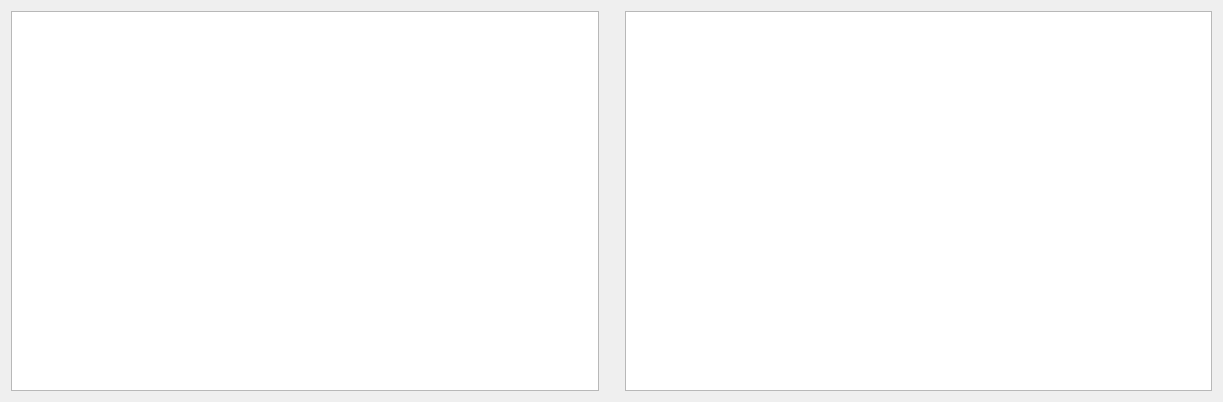
Qt form src/AnnotationTimeline/timeline.ui (SailorMoose/HCI-Project2020) before a commit.
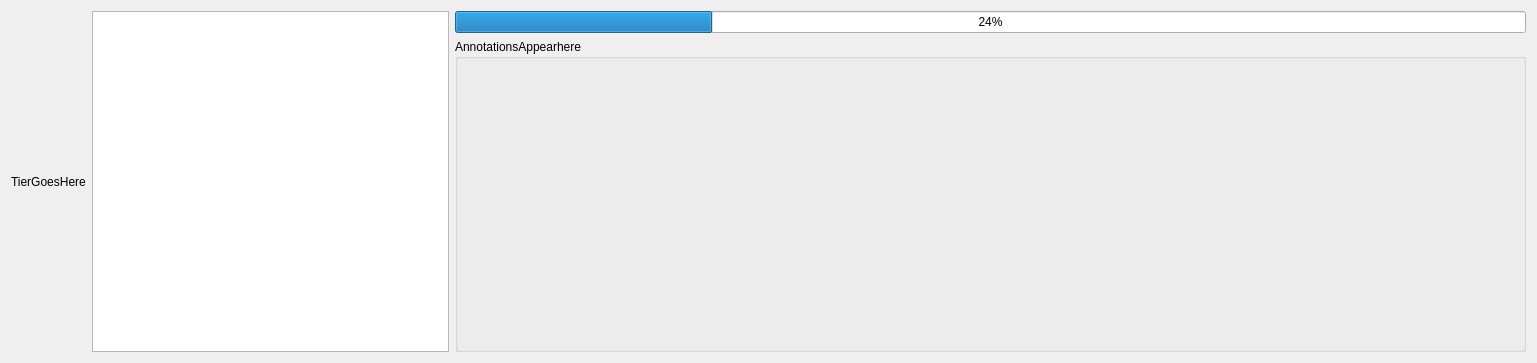
The same form after that commit.

Commit message: Prototyped a timeline - appearance wise that is

What changed in the file:
```diff
--- a/src/AnnotationTimeline/timeline.ui
+++ b/src/AnnotationTimeline/timeline.ui
@@ -6,46 +6,49 @@
    <rect>
     <x>0</x>
     <y>0</y>
-    <width>1223</width>
-    <height>402</height>
+    <width>1537</width>
+    <height>363</height>
    </rect>
   </property>
   <property name="windowTitle">
    <string>Form</string>
   </property>
-  <layout class="QGridLayout" name="gridLayout">
+  <layout class="QGridLayout" name="gridLayout" columnstretch="0">
    <item row="0" column="0">
-    <widget class="QTreeView" name="treeView">
-     <property name="uniformRowHeights">
-      <bool>true</bool>
-     </property>
-     <property name="sortingEnabled">
-      <bool>true</bool>
-     </property>
-     <property name="animated">
-      <bool>true</bool>
-     </property>
-    </widget>
-   </item>
-   <item row="0" column="1">
-    <spacer name="verticalSpacer">
-     <property name="orientation">
-      <enum>Qt::Vertical</enum>
-     </property>
-     <property name="sizeHint" stdset="0">
-      <size>
-       <width>20</width>
-       <height>40</height>
-      </size>
-     </property>
-    </spacer>
-   </item>
-   <item row="0" column="2">
-    <widget class="QListView" name="listView">
-     <property name="uniformItemSizes">
-      <bool>true</bool>
-     </property>
-    </widget>
+    <layout class="QVBoxLayout" name="verticalLayout">
+     <item>
+      <layout class="QHBoxLayout" name="horizontalLayout" stretch="0,1,3">
+       <item>
+        <widget class="QLabel" name="label">
+         <property name="text">
+          <string>TierGoesHere</string>
+         </property>
+        </widget>
+       </item>
+       <item>
+        <widget class="QTreeView" name="treeView"/>
+       </item>
+       <item>
+        <layout class="QVBoxLayout" name="verticalLayout_2">
+         <item>
+          <widget class="QProgressBar" name="progressBar">
+           <property name="value">
+            <number>24</number>
+           </property>
+          </widget>
+         </item>
+         <item>
+          <widget class="QGroupBox" name="groupBox">
+           <property name="title">
+            <string>AnnotationsAppearhere</string>
+           </property>
+          </widget>
+         </item>
+        </layout>
+       </item>
+      </layout>
+     </item>
+    </layout>
    </item>
   </layout>
  </widget>
```
Left out of the diff: 19 changed lines with no effect on the pictures.
